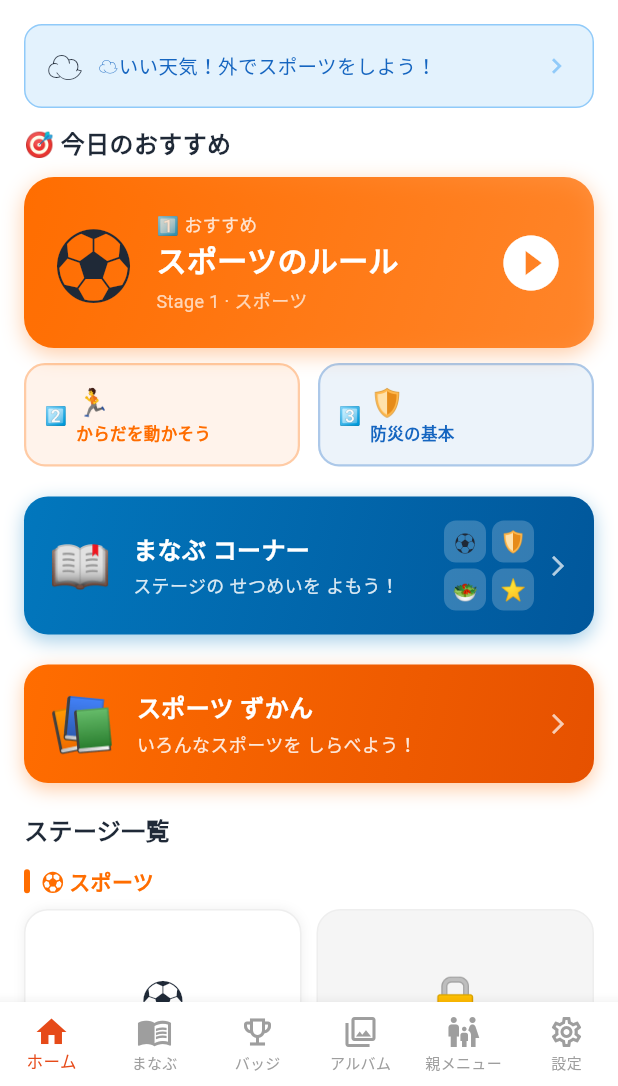
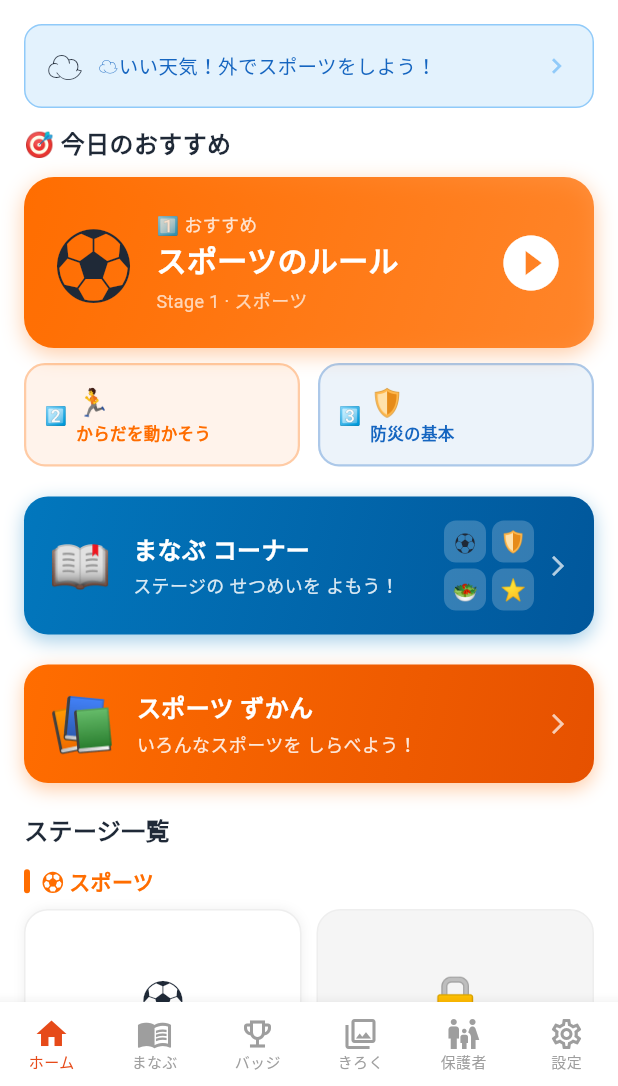
Before and after one commit to zka32101/shougaku-kore-shinshin, a Flutter app: the RootShell screen opened directly, on a phone screen of 412 x 824 dp, the part 150-1236 px from its top. Run offline on Flutter 3.47's test engine with Material 3 defaults, Android fonts, the phone set to English and light mode, and no system bars; our stand-ins replace audioplayers, cloud_firestore, confetti, dio, firebase_analytics, firebase_auth and 11 more; missing offline and left inert: purchases_flutter, shared_core; accounts and stored records are empty; generated files the repository leaves out were written again; network calls fail.

Commit message:
UX: readable home-ec chips, validated art description, Japanese labels, no truncated header/tabs
- home economics: chips were white-on-white; quiz options full width; tab labels no longer cut
- art canvas: enforce the advertised 20-50 character description (both copies)
- replace 'Month N'/'Stage N' with Japanese labels
- taiku: Japanese category names (safety etc.), header scales instead of ellipsis, shorter bottom-tab labels

Co-Authored-By: Claude Sonnet 5.5 <noreply@anthropic.com>

```diff
--- a/lib/features/geijutsu/screens/art/art_month_screen.dart
+++ b/lib/features/geijutsu/screens/art/art_month_screen.dart
@@ -41,7 +41,7 @@ class ArtMonthScreen extends ConsumerWidget {
                       mainAxisAlignment: MainAxisAlignment.end,
                       children: [
                         Text(
-                          'Month $month: $colorName',
+                          '$month月: $colorName',
                           style: const TextStyle(
                             color: Colors.white, fontSize: 28, fontWeight: FontWeight.bold,
                           ),
--- a/lib/features/geijutsu/screens/home_ec/home_ec_hub_screen.dart
+++ b/lib/features/geijutsu/screens/home_ec/home_ec_hub_screen.dart
@@ -170,9 +170,9 @@ class _HomeEcHubScreenState extends ConsumerState<HomeEcHubScreen> {
             emoji: '🍳',
             title: '色彩料理×ファッション',
             subtitle: '12ヶ月・12色のカラーチャレンジ',
-            description: 'Month $homeMonth「${kMonthColors[homeMonth - 1]['name']}」に挑戦中！',
+            description: '$homeMonth月「${kMonthColors[homeMonth - 1]['name']}」に挑戦中！',
             color: kHomeEcColor,
-            badge: 'Month $homeMonth',
+            badge: '$homeMonth月',
             onTap: () => Navigator.pushNamed(context, '/home-ec/month', arguments: homeMonth),
           ),
 
--- a/lib/features/geijutsu/screens/home_screen.dart
+++ b/lib/features/geijutsu/screens/home_screen.dart
@@ -84,7 +84,7 @@ class HomeScreen extends ConsumerWidget {
                   bgColor: kArtColorLight,
                   progress: artworks.completedMonths / 12,
                   progressLabel: '${artworks.completedMonths}/12 ヶ月完了',
-                  currentLabel: '現在: Month $artMonth「${kMonthColors[artMonth - 1]['name']}」',
+                  currentLabel: '現在: $artMonth月「${kMonthColors[artMonth - 1]['name']}」',
                   onTap: () {
                     final colorProfile = ref.read(colorProfileProvider);
                     if (!colorProfile.isCompleted) {
@@ -103,7 +103,7 @@ class HomeScreen extends ConsumerWidget {
                   color: kMusicColor,
                   bgColor: kMusicColorLight,
                   progress: compositions.maxStageCompleted / 8,
-                  progressLabel: 'Stage ${compositions.maxStageCompleted}/8 完了',
+                  progressLabel: 'ステージ ${compositions.maxStageCompleted}/8 完了',
                   currentLabel: '現在: Stage $musicStage',
                   onTap: () => Navigator.pushNamed(context, '/music/hub'),
                 ),
@@ -117,7 +117,7 @@ class HomeScreen extends ConsumerWidget {
                   bgColor: kHomeEcColorLight,
                   progress: challenges.completedMonths / 12,
                   progressLabel: '${challenges.completedMonths}/12 ヶ月完了',
-                  currentLabel: '現在: Month $homeMonth「${kMonthColors[homeMonth - 1]['name']}」',
+                  currentLabel: '現在: $homeMonth月「${kMonthColors[homeMonth - 1]['name']}」',
                   onTap: () => Navigator.pushNamed(context, '/home-ec/hub'),
                 ),
                 const SizedBox(height: 24),
--- a/lib/features/geijutsu/screens/music/composition_screen.dart
+++ b/lib/features/geijutsu/screens/music/composition_screen.dart
@@ -81,7 +81,7 @@ class _CompositionScreenState extends ConsumerState<CompositionScreen>
     final comp = Composition(
       id: const Uuid().v4(),
       stage: CompositionStage.values[widget.stage - 1],
-      title: _titleCtrl.text.isEmpty ? 'Stage ${widget.stage} の作品' : _titleCtrl.text,
+      title: _titleCtrl.text.isEmpty ? 'ステージ${widget.stage}の作品' : _titleCtrl.text,
       theme: _themeCtrl.text.isEmpty ? '楽しさ' : _themeCtrl.text,
       instrument: _selectedInstrument,
       pattern: _selectedPattern,
--- a/lib/features/taiku/screens/home_screen.dart
+++ b/lib/features/taiku/screens/home_screen.dart
@@ -135,14 +135,18 @@ class _AppBar extends StatelessWidget {
           children: [
             // 拡大表示(FlexibleSpaceBar が1.5倍)でも横幅を超えないよう、残り幅で省略表示
             const Expanded(
+              // 拡大表示(1.5倍)でも省略されないよう、収まらない分は縮小する
+              child: FittedBox(
+                fit: BoxFit.scaleDown,
+                alignment: Alignment.centerLeft,
                 child: Text(
                   '🏃 体験・体育コレ！',
                   maxLines: 1,
-                overflow: TextOverflow.ellipsis,
                   style: TextStyle(
                       fontWeight: FontWeight.bold,
                       color: Colors.white,
                       fontSize: 18),
+                ),
               ),
             ),
             if (streak.currentStreak > 0)
@@ -448,6 +452,16 @@ class _SmartRecommendCard extends ConsumerWidget {
       case 'disaster': return '防災';
       case 'nutrition': return '栄養';
       case 'career': return 'キャリア';
+      case 'health': return '健康';
+      case 'safety': return 'あんぜん';
+      case 'environment': return '環境';
+      case 'money': return 'お金';
+      case 'values': return '価値観';
+      case 'art': return '図工';
+      case 'music': return '音楽';
+      case 'home_ec': return '家庭科';
+      case 'ict': return '情報';
+      case 'experience': return '実体験';
       default: return theme;
     }
   }
@@ -580,6 +594,16 @@ class _ThemeStageGrid extends ConsumerWidget {
       case 'disaster': return '🛡️ 防災';
       case 'nutrition': return '🥗 栄養';
       case 'career': return '⭐ キャリア';
+      case 'health': return '💪 健康';
+      case 'safety': return '🚦 あんぜん';
+      case 'environment': return '🌏 環境';
+      case 'money': return '💴 お金';
+      case 'values': return '💡 価値観';
+      case 'art': return '🎨 図工';
+      case 'music': return '🎵 音楽';
+      case 'home_ec': return '🍳 家庭科';
+      case 'ict': return '💻 情報';
+      case 'experience': return '🌟 実体験';
       default: return theme;
     }
   }
--- a/lib/features/taiku/taiku_app.dart
+++ b/lib/features/taiku/taiku_app.dart
@@ -149,8 +149,9 @@ class _RootShellState extends ConsumerState<RootShell> {
         backgroundColor: Colors.white,
         type: BottomNavigationBarType.fixed,
         elevation: 8,
-        selectedFontSize: grade == GradeLevel.low ? 11 : 10,
-        unselectedFontSize: grade == GradeLevel.low ? 10 : 9,
+        // 6タブで幅が狭く、ラベルが「…」で省略されないよう選択/非選択で同じ大きさにする
+        selectedFontSize: 10,
+        unselectedFontSize: 10,
         items: [
           const BottomNavigationBarItem(
             icon: Icon(Icons.home_outlined),
@@ -170,7 +171,7 @@ class _RootShellState extends ConsumerState<RootShell> {
           const BottomNavigationBarItem(
             icon: Icon(Icons.photo_library_outlined),
             activeIcon: Icon(Icons.photo_library),
-            label: 'アルバム',
+            label: 'きろく',
           ),
           BottomNavigationBarItem(
             icon: Badge(
@@ -183,7 +184,7 @@ class _RootShellState extends ConsumerState<RootShell> {
               isLabelVisible: unreadCount > 0,
               child: const Icon(Icons.family_restroom),
             ),
-            label: '親メニュー',
+            label: '保護者',
           ),
           const BottomNavigationBarItem(
             icon: Icon(Icons.settings_outlined),
```
Also changed, not shown: lib/features/geijutsu/screens/art/canvas_screen.dart (+16 -4 lines), lib/features/geijutsu/screens/home_ec/home_month_screen.dart (+11 -6 lines), lib/features/taiku/screens/art/canvas_screen.dart (+16 -4 lines). Lines whose indentation alone changed are shown as unchanged.
